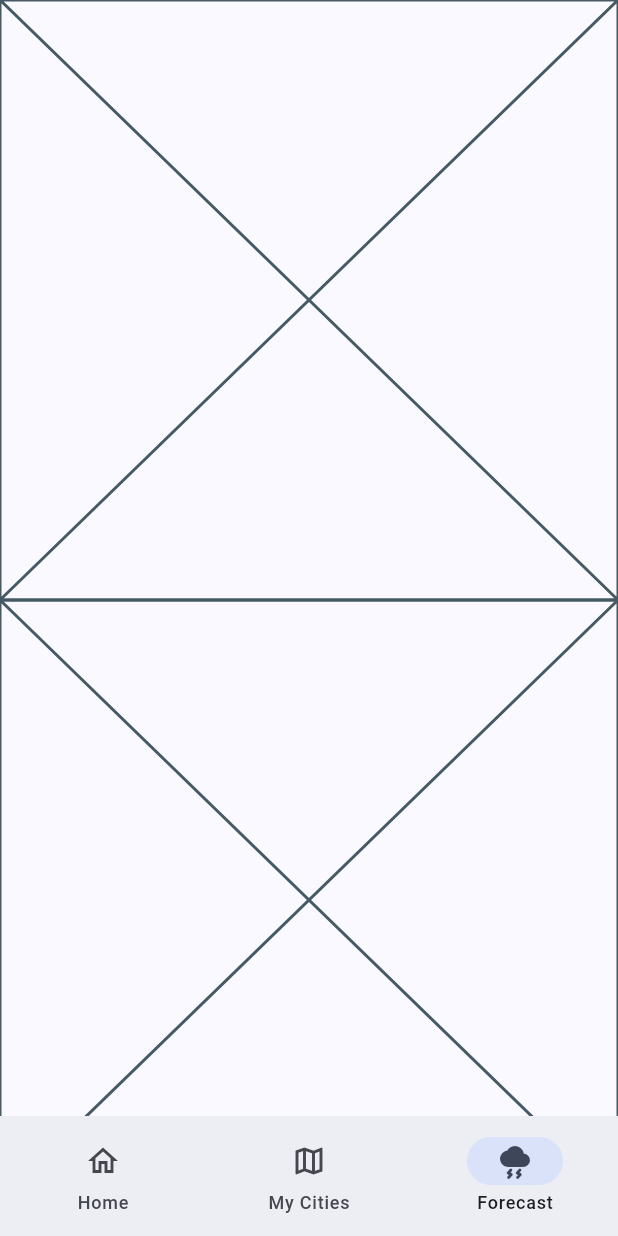
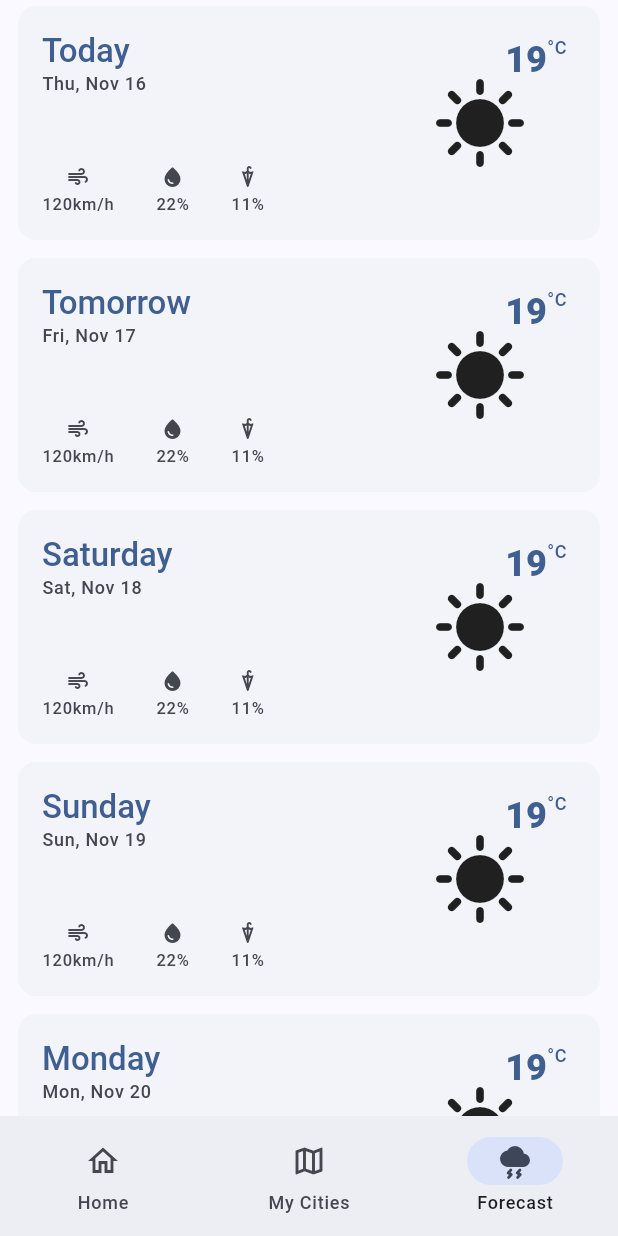
Before and after one commit to Mozilla-Club-IIT/flutter_bootcamp_2023, a Flutter app: the screen it shows after launch, item 3 of the bottom bar chosen, on a phone screen of 412 x 824 dp. Run offline on Flutter 3.47's test engine with Material 2 defaults, Android fonts, the phone set to English and light mode, and no system bars.

Commit message:
feat: forecast page and weather cards

```diff
--- a/lib/components/meric.dart
+++ /dev/null
@@ -1,35 +0,0 @@
-import 'package:flutter/material.dart';
-import 'package:mozc_flutter_bootcamp_23_showcase/models/weather.dart';
-
-class Metric extends StatelessWidget {
-  final MetricType type;
-  final String value;
-
-  const Metric({super.key, required this.type, required this.value});
-
-  @override
-  Widget build(BuildContext context) {
-    final theme = Theme.of(context);
-    final colors = theme.colorScheme;
-    final text = theme.textTheme;
-
-    final iconTheme = theme.iconTheme.copyWith(size: 24, color: colors.onSurfaceVariant);
-
-    return Column(mainAxisSize: MainAxisSize.min, children: [
-      IconTheme(data: iconTheme, child: getIcon()),
-      const SizedBox(height: 2),
-      Text(value, style: text.labelLarge?.copyWith(color: colors.onSurface)),
-    ]);
-  }
-
-  Icon getIcon() {
-    switch (type) {
-      case MetricType.wind:
-        return const Icon(Icons.air_rounded);
-      case MetricType.humidity:
-        return const Icon(Icons.water_drop_rounded);
-      case MetricType.chanceOfRain:
-        return const Icon(Icons.umbrella_rounded);
-    }
-  }
-}
--- /dev/null
+++ b/lib/components/metrics.dart
@@ -0,0 +1,101 @@
+import 'package:flutter/material.dart';
+import 'package:mozc_flutter_bootcamp_23_showcase/models/weather.dart';
+
+class MetricsBar extends StatelessWidget {
+  final String humidity;
+  final String wind;
+  final String chanceOfRain;
+
+  const MetricsBar({
+    super.key,
+    required this.humidity,
+    required this.wind,
+    required this.chanceOfRain,
+  });
+
+  @override
+  Widget build(BuildContext context) {
+    return Row(mainAxisAlignment: MainAxisAlignment.spaceEvenly, children: [
+      Metric(type: MetricType.wind, value: wind),
+      Metric(type: MetricType.humidity, value: humidity),
+      Metric(type: MetricType.chanceOfRain, value: chanceOfRain),
+    ]);
+  }
+}
+
+class TinyMetricsBar extends StatelessWidget {
+  final String humidity;
+  final String wind;
+  final String chanceOfRain;
+
+  const TinyMetricsBar({
+    super.key,
+    required this.humidity,
+    required this.wind,
+    required this.chanceOfRain,
+  });
+
+  @override
+  Widget build(BuildContext context) {
+    return Wrap(spacing: 28, children: [
+      TinyMetric(type: MetricType.wind, value: wind),
+      TinyMetric(type: MetricType.humidity, value: humidity),
+      TinyMetric(type: MetricType.chanceOfRain, value: chanceOfRain),
+    ]);
+  }
+}
+
+class Metric extends StatelessWidget {
+  final MetricType type;
+  final String value;
+
+  const Metric({super.key, required this.type, required this.value});
+
+  @override
+  Widget build(BuildContext context) {
+    final theme = Theme.of(context);
+    final colors = theme.colorScheme;
+    final text = theme.textTheme;
+
+    final iconTheme = theme.iconTheme.copyWith(size: 24, color: colors.onSurfaceVariant);
+
+    return Column(mainAxisSize: MainAxisSize.min, children: [
+      IconTheme(data: iconTheme, child: getIcon(type)),
+      const SizedBox(height: 2),
+      Text(value, style: text.labelLarge?.copyWith(color: colors.onSurface)),
+    ]);
+  }
+
+  static Icon getIcon(MetricType type) {
+    switch (type) {
+      case MetricType.wind:
+        return const Icon(Icons.air_rounded);
+      case MetricType.humidity:
+        return const Icon(Icons.water_drop_rounded);
+      case MetricType.chanceOfRain:
+        return const Icon(Icons.umbrella_rounded);
+    }
+  }
+}
+
+class TinyMetric extends StatelessWidget {
+  final MetricType type;
+  final String value;
+
+  const TinyMetric({super.key, required this.type, required this.value});
+
+  @override
+  Widget build(BuildContext context) {
+    final theme = Theme.of(context);
+    final colors = theme.colorScheme;
+    final text = theme.textTheme;
+
+    final iconTheme = theme.iconTheme.copyWith(size: 16, color: colors.onSurfaceVariant);
+
+    return Column(mainAxisSize: MainAxisSize.min, children: [
+      IconTheme(data: iconTheme, child: Metric.getIcon(type)),
+      const SizedBox(height: 2),
+      Text(value, style: text.labelSmall?.copyWith(color: colors.onSurfaceVariant)),
+    ]);
+  }
+}
--- a/lib/components/weather_bar.dart
+++ b/lib/components/weather_bar.dart
@@ -1,6 +1,5 @@
 import 'package:flutter/material.dart';
-import 'package:intl/intl.dart';
-import 'package:mozc_flutter_bootcamp_23_showcase/components/weather_temp_status.dart';
+import 'package:mozc_flutter_bootcamp_23_showcase/utils/date.dart';
 
 class WeatherBar extends StatelessWidget {
   final int degree;
@@ -22,7 +21,8 @@ class WeatherBar extends StatelessWidget {
     final text = theme.textTheme;
     final color = theme.colorScheme;
 
-    final dateString = DateFormat("EEE, MMM d", "en-US").format(date);
+    final dateString = getFancyDate(date);
+
     final placeTextStyle = text.headlineLarge?.copyWith(
       color: color.primary,
       fontWeight: FontWeight.bold,
@@ -41,3 +41,34 @@ class WeatherBar extends StatelessWidget {
     );
   }
 }
+
+class WeatherTempStatus extends StatelessWidget {
+  final int degree;
+  final String status;
+
+  const WeatherTempStatus({super.key, required this.degree, required this.status});
+
+  @override
+  Widget build(BuildContext context) {
+    final theme = Theme.of(context);
+    final text = theme.textTheme;
+    final colors = theme.colorScheme;
+
+    final tempTextStyle = text.displayLarge?.copyWith(
+      color: colors.primary,
+      fontWeight: FontWeight.w900,
+    );
+
+    return Row(
+      mainAxisSize: MainAxisSize.min,
+      crossAxisAlignment: CrossAxisAlignment.start,
+      children: [
+        Column(mainAxisSize: MainAxisSize.min, children: [
+          Text(degree.toString(), style: tempTextStyle),
+          Text(status, style: text.titleMedium?.copyWith(color: colors.primary)),
+        ]),
+        Text("°C", style: text.labelLarge?.copyWith(color: colors.primary)),
+      ],
+    );
+  }
+}
--- a/lib/components/weather_card.dart
+++ b/lib/components/weather_card.dart
@@ -1,20 +1,131 @@
 import 'package:flutter/material.dart';
+import 'package:mozc_flutter_bootcamp_23_showcase/components/metrics.dart';
 import 'package:mozc_flutter_bootcamp_23_showcase/models/weather.dart';
+import 'package:mozc_flutter_bootcamp_23_showcase/utils/date.dart';
 
 class WeatherCard extends StatelessWidget {
   final DateTime date;
   final int degree;
   final WeatherStatus status;
 
+  final String humidity;
+  final String wind;
+  final String chanceOfRain;
+
   const WeatherCard({
     super.key,
     required this.date,
     required this.degree,
     required this.status,
+    required this.humidity,
+    required this.wind,
+    required this.chanceOfRain,
   });
 
   @override
   Widget build(BuildContext context) {
-    return const Placeholder();
+    return Card(
+      shadowColor: Colors.transparent,
+      child: Container(
+        height: 156,
+        padding: const EdgeInsets.symmetric(vertical: 16, horizontal: 16),
+        child: Row(
+          crossAxisAlignment: CrossAxisAlignment.start,
+          mainAxisAlignment: MainAxisAlignment.spaceBetween,
+          children: [
+            Flexible(
+              child: _WeatherCardInfo(
+                date: date,
+                degree: degree,
+                humidity: humidity,
+                wind: wind,
+                chanceOfRain: chanceOfRain,
+              ),
+            ),
+            _TemperatureStatus(degree: degree, status: status)
+          ],
+        ),
+      ),
+    );
   }
 }
+
+class _WeatherCardInfo extends StatelessWidget {
+  final DateTime date;
+  final int degree;
+
+  final String humidity;
+  final String wind;
+  final String chanceOfRain;
+
+  const _WeatherCardInfo({
+    required this.date,
+    required this.degree,
+    required this.humidity,
+    required this.wind,
+    required this.chanceOfRain,
+  });
+
+  @override
+  Widget build(BuildContext context) {
+    final theme = Theme.of(context);
+    final text = theme.textTheme;
+    final colors = theme.colorScheme;
+
+    final dateString = getFancyDate(date);
+    final relativeDateString = getRelativeDateString(date);
+
+    final relativeDateTextStyle = text.titleLarge?.copyWith(
+      color: colors.primary,
+      fontWeight: FontWeight.w500,
+    );
+
+    return Column(crossAxisAlignment: CrossAxisAlignment.start, children: [
+      Text(relativeDateString, style: relativeDateTextStyle),
+      Text(dateString, style: text.labelMedium?.copyWith(color: colors.onSurfaceVariant)),
+      const Spacer(),
+      TinyMetricsBar(humidity: humidity, wind: wind, chanceOfRain: chanceOfRain),
+    ]);
+  }
+}
+
+class _TemperatureStatus extends StatelessWidget {
+  const _TemperatureStatus({
+    required this.degree,
+    required this.status,
+  });
+
+  final int degree;
+  final WeatherStatus status;
+
+  @override
+  Widget build(BuildContext context) {
+    final theme = Theme.of(context);
+    final text = theme.textTheme;
+    final colors = theme.colorScheme;
+
+    final tempStyle = text.headlineSmall?.copyWith(
+      color: colors.primary,
+      fontWeight: FontWeight.w900,
+    );
+
+    return SizedBox(
+      width: 128,
+      child: Stack(children: [
+        const Center(child: Icon(Icons.sunny, size: 64)),
+        Positioned(
+          top: 4,
+          right: 6,
+          child: Row(
+            mainAxisSize: MainAxisSize.min,
+            crossAxisAlignment: CrossAxisAlignment.start,
+            children: [
+              Text(degree.toString(), style: tempStyle),
+              Text("°C", style: text.labelMedium?.copyWith(color: colors.primary)),
+            ],
+          ),
+        )
+      ]),
+    );
+  }
+}
--- a/lib/components/weather_temp_status.dart
+++ /dev/null
@@ -1,32 +0,0 @@
-import 'package:flutter/material.dart';
-
-class WeatherTempStatus extends StatelessWidget {
-  final int degree;
-  final String status;
-
-  const WeatherTempStatus({super.key, required this.degree, required this.status});
-
-  @override
-  Widget build(BuildContext context) {
-    final theme = Theme.of(context);
-    final text = theme.textTheme;
-    final colors = theme.colorScheme;
-
-    final tempTextStyle = text.displayLarge?.copyWith(
-      color: colors.primary,
-      fontWeight: FontWeight.w900,
-    );
-
-    return Row(
-      mainAxisSize: MainAxisSize.min,
-      crossAxisAlignment: CrossAxisAlignment.start,
-      children: [
-        Column(mainAxisSize: MainAxisSize.min, children: [
-          Text(degree.toString(), style: tempTextStyle),
-          Text(status, style: text.titleMedium?.copyWith(color: colors.primary)),
-        ]),
-        Text("°C", style: text.labelLarge?.copyWith(color: colors.primary)),
-      ],
-    );
-  }
-}
--- a/lib/routes/forecast.dart
+++ b/lib/routes/forecast.dart
@@ -1,4 +1,6 @@
 import 'package:flutter/material.dart';
+import 'package:mozc_flutter_bootcamp_23_showcase/components/weather_card.dart';
+import 'package:mozc_flutter_bootcamp_23_showcase/models/weather.dart';
 
 class Forecast extends StatefulWidget {
   const Forecast({super.key});
@@ -10,9 +12,23 @@ class Forecast extends StatefulWidget {
 class _ForecastState extends State<Forecast> {
   @override
   Widget build(BuildContext context) {
-    return ListView.builder(
+    final padding = MediaQuery.paddingOf(context);
+
+    final now = DateTime.now();
+
+    return ListView.separated(
+      itemCount: 5,
+      padding: EdgeInsets.only(left: 8, right: 8, top: padding.top, bottom: padding.bottom),
+      separatorBuilder: (context, index) => const SizedBox(height: 4),
       itemBuilder: (context, i) {
-        return const Placeholder();
+        return WeatherCard(
+          degree: 19,
+          status: WeatherStatus.rainy,
+          date: now.copyWith(day: now.day + i),
+          wind: "120km/h",
+          humidity: "22%",
+          chanceOfRain: "11%",
+        );
       },
     );
   }
--- a/lib/routes/home.dart
+++ b/lib/routes/home.dart
@@ -1,7 +1,6 @@
 import 'package:flutter/material.dart';
-import 'package:mozc_flutter_bootcamp_23_showcase/components/meric.dart';
+import 'package:mozc_flutter_bootcamp_23_showcase/components/metrics.dart';
 import 'package:mozc_flutter_bootcamp_23_showcase/components/weather_bar.dart';
-import 'package:mozc_flutter_bootcamp_23_showcase/models/weather.dart';
 
 class Home extends StatefulWidget {
   const Home({super.key});
@@ -27,11 +26,7 @@ class _HomeState extends State<Home> {
               status: "Rainy",
             ),
             const Center(child: Icon(Icons.sunny, size: 128)),
-            const Row(mainAxisAlignment: MainAxisAlignment.spaceEvenly, children: [
-              Metric(type: MetricType.wind, value: "106km/h"),
-              Metric(type: MetricType.humidity, value: "22%"),
-              Metric(type: MetricType.chanceOfRain, value: "11%"),
-            ]),
+            const MetricsBar(humidity: "22%", wind: "106km/h", chanceOfRain: "11%")
           ],
         ),
       ),
--- a/lib/routes/layout.dart
+++ b/lib/routes/layout.dart
@@ -1,3 +1,4 @@
+import 'package:animations/animations.dart';
 import 'package:flutter/material.dart';
 import 'package:mozc_flutter_bootcamp_23_showcase/routes/forecast.dart';
 import 'package:mozc_flutter_bootcamp_23_showcase/routes/home.dart';
@@ -11,7 +12,10 @@ class RootLayout extends StatefulWidget {
 }
 
 class _RootLayoutState extends State<RootLayout> {
+  // When adding a reverse transition between backward navigation,
+  // we need to know which index was assigned to page before the setState re-render.
   PageIndex page = PageIndex.home;
+  PageIndex pagePreRender = PageIndex.home;
 
   @override
   Widget build(BuildContext context) {
@@ -22,7 +26,7 @@ class _RootLayoutState extends State<RootLayout> {
         destinations: const [
           NavigationDestination(
             icon: Icon(Icons.home_outlined),
-            selectedIcon: Icon(Icons.home_filled),
+            selectedIcon: Icon(Icons.home_rounded),
             label: "Home",
           ),
           NavigationDestination(
@@ -37,11 +41,23 @@ class _RootLayoutState extends State<RootLayout> {
           ),
         ],
       ),
-      body: buildPage(),
+      body: PageTransitionSwitcher(
+        reverse: page.index < pagePreRender.index,
+        duration: const Duration(milliseconds: 500),
+        transitionBuilder: (child, x, y) => SharedAxisTransition(
+          animation: x,
+          secondaryAnimation: y,
+          transitionType: SharedAxisTransitionType.horizontal,
+          child: child,
+        ),
+        child: buildPageView(page),
+      ),
     );
   }
 
-  Widget buildPage() {
+  Widget buildPageView(PageIndex page) {
+    pagePreRender = page;
+
     switch (page) {
       case PageIndex.home:
         return const Home();
--- /dev/null
+++ b/lib/utils/date.dart
@@ -0,0 +1,21 @@
+import 'package:intl/intl.dart';
+
+String getFancyDate(DateTime date) {
+  return DateFormat("EEE, MMM d", "en-US").format(date);
+}
+
+bool isDateEqualInYMD(DateTime o1, DateTime o2) {
+  return o1.year == o2.year && o1.month == o2.month && o1.day == o2.day;
+}
+
+String getRelativeDateString(DateTime date) {
+  final now = DateTime.now();
+  final dayAfter = now.add(const Duration(days: 1));
+  final dayBefore = now.subtract(const Duration(days: 1));
+
+  if (isDateEqualInYMD(date, dayBefore)) return "Yesterday";
+  if (isDateEqualInYMD(date, now)) return "Today";
+  if (isDateEqualInYMD(date, dayAfter)) return "Tomorrow";
+
+  return DateFormat('EEEE', 'en-US').format(date);
+}
--- a/pubspec.yaml
+++ b/pubspec.yaml
@@ -7,6 +7,7 @@ environment:
   sdk: '>=3.1.5 <4.0.0'
 
 dependencies:
+  animations: ^2.0.8
   flutter:
     sdk: flutter
   intl: ^0.18.1
```
Also changed, not shown: pubspec.lock.
